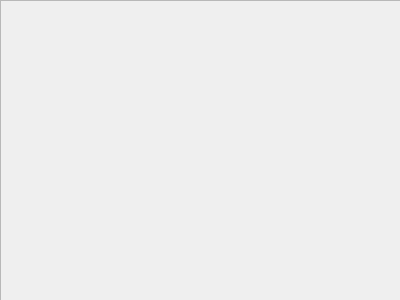
Above: form/de.ui from the0cp/Bing-Wallpaper-GUI before the change. Below: the same form after it.
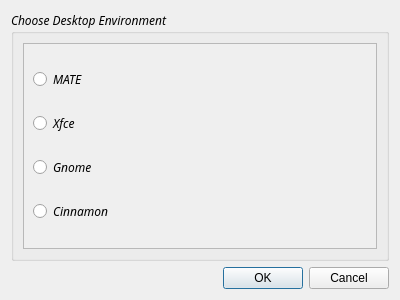
That is the form after the change.

```diff
--- a/form/de.ui
+++ b/form/de.ui
@@ -1,7 +1,7 @@
 <?xml version="1.0" encoding="UTF-8"?>
 <ui version="4.0">
  <class>DE</class>
- <widget class="QWidget" name="DE">
+ <widget class="QDialog" name="DE">
   <property name="geometry">
    <rect>
     <x>0</x>
@@ -13,29 +13,80 @@
   <property name="windowTitle">
    <string>Form</string>
   </property>
-  <widget class="QScrollArea" name="scrollArea">
-   <property name="geometry">
-    <rect>
-     <x>0</x>
-     <y>0</y>
-     <width>411</width>
-     <height>311</height>
-    </rect>
-   </property>
-   <property name="widgetResizable">
-    <bool>true</bool>
-   </property>
-   <widget class="QWidget" name="scrollAreaWidgetContents">
-    <property name="geometry">
-     <rect>
-      <x>0</x>
-      <y>0</y>
-      <width>409</width>
-      <height>309</height>
-     </rect>
-    </property>
-   </widget>
-  </widget>
+  <layout class="QGridLayout" name="gridLayout">
+   <item row="1" column="0">
+    <widget class="QDialogButtonBox" name="buttonBox">
+     <property name="orientation">
+      <enum>Qt::Horizontal</enum>
+     </property>
+     <property name="standardButtons">
+      <set>QDialogButtonBox::Cancel|QDialogButtonBox::Ok</set>
+     </property>
+    </widget>
+   </item>
+   <item row="0" column="0">
+    <widget class="QGroupBox" name="groupBox">
+     <property name="font">
+      <font>
+       <family>Linux Libertine Display O</family>
+       <italic>true</italic>
+      </font>
+     </property>
+     <property name="title">
+      <string>Choose Desktop Environment</string>
+     </property>
+     <layout class="QGridLayout" name="gridLayout_2">
+      <item row="0" column="0">
+       <widget class="QScrollArea" name="scrollArea">
+        <property name="widgetResizable">
+         <bool>true</bool>
+        </property>
+        <widget class="QWidget" name="scrollAreaWidgetContents">
+         <property name="geometry">
+          <rect>
+           <x>0</x>
+           <y>0</y>
+           <width>356</width>
+           <height>202</height>
+          </rect>
+         </property>
+         <layout class="QVBoxLayout" name="verticalLayout">
+          <item>
+           <widget class="QRadioButton" name="rbtn_mate">
+            <property name="text">
+             <string>MATE</string>
+            </property>
+           </widget>
+          </item>
+          <item>
+           <widget class="QRadioButton" name="rbtn_xfce">
+            <property name="text">
+             <string>Xfce</string>
+            </property>
+           </widget>
+          </item>
+          <item>
+           <widget class="QRadioButton" name="rbtn_gnome">
+            <property name="text">
+             <string>Gnome</string>
+            </property>
+           </widget>
+          </item>
+          <item>
+           <widget class="QRadioButton" name="rbtn_cinn">
+            <property name="text">
+             <string>Cinnamon</string>
+            </property>
+           </widget>
+          </item>
+         </layout>
+        </widget>
+       </widget>
+      </item>
+     </layout>
+    </widget>
+   </item>
+  </layout>
  </widget>
  <resources/>
  <connections/>
```
Left out of the diff: 37 changed lines with no effect on the pictures.
